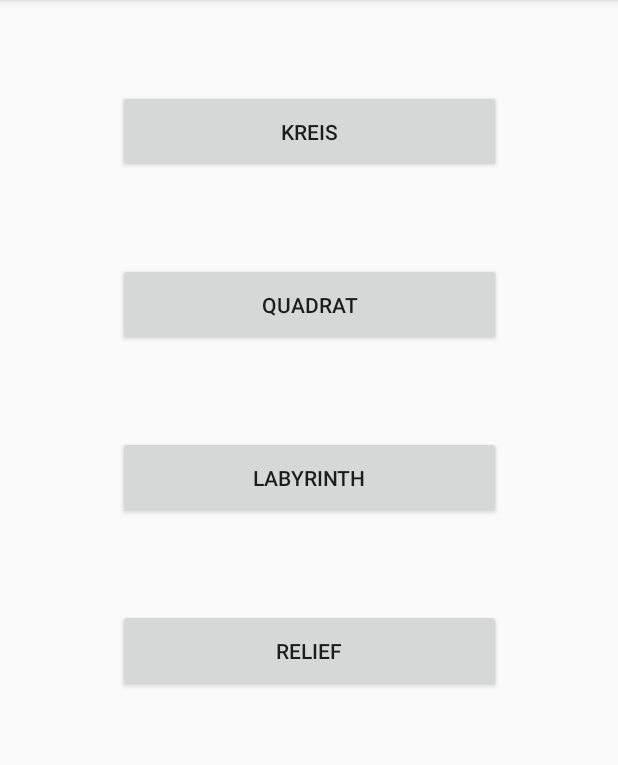
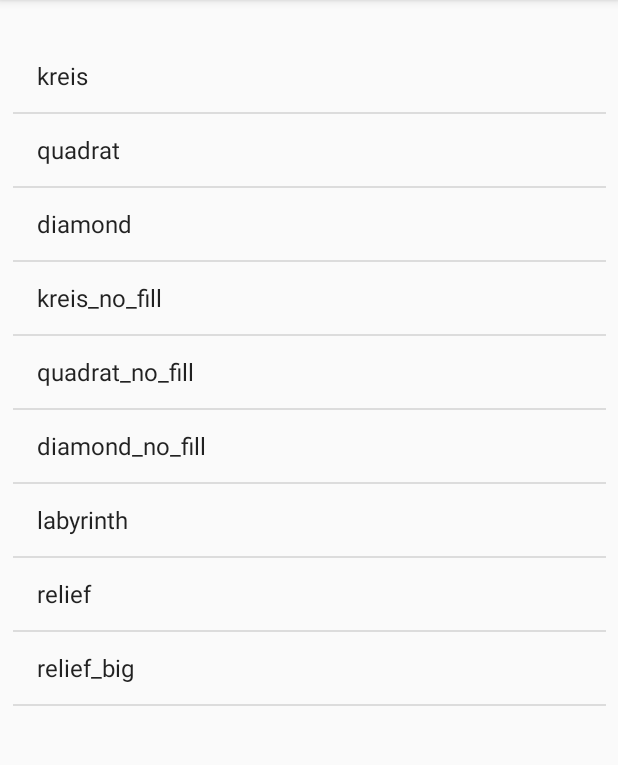
Before and after one commit to RehcubGames/TouchnikApp, an Android app: the StartMenu screen opened directly, with no data from a screen before it, on a phone screen of 412 x 824 dp, the part 84-849 px from its top. Run offline under Robolectric (Android 15) with nearby library versions, the phone set to English and light mode, and no system bars.

Commit message:
final Prototyp

```diff
--- a/app/src/main/java/de/rehcub/touchnik/StartMenu.java
+++ b/app/src/main/java/de/rehcub/touchnik/StartMenu.java
@@ -4,7 +4,10 @@ import android.content.Intent;
 import android.support.v7.app.AppCompatActivity;
 import android.os.Bundle;
 import android.view.View;
+import android.widget.AdapterView;
+import android.widget.ArrayAdapter;
 import android.widget.Button;
+import android.widget.ListView;
 import android.widget.TextView;
 
 public class StartMenu extends AppCompatActivity {
@@ -14,52 +17,24 @@ public class StartMenu extends AppCompatActivity {
         super.onCreate(savedInstanceState);
         setContentView(R.layout.activity_start_menu);
 
-        Button circleButton = (Button)findViewById(R.id.circleButton);
-        Button squareButton = (Button)findViewById(R.id.squareButton);
-        Button labyrinthButton = (Button)findViewById(R.id.labyrinthButton);
-        Button reliefButton = (Button)findViewById(R.id.reliefButton);
+        final ListView hapticViewList = findViewById(R.id.hapticViewList);
+
+        final String[] hapticNameArray =
+                {
+                  "kreis", "quadrat", "diamond", "kreis_no_fill", "quadrat_no_fill", "diamond_no_fill", "labyrinth", "relief", "relief_big"
+                };
+        ArrayAdapter<String> arrayAdapter = new ArrayAdapter(this, android.R.layout.simple_list_item_1 , hapticNameArray);
+
+
+        hapticViewList.setAdapter(arrayAdapter);
 
         final Intent intent1 = new Intent(this, HapticView.class);
-        intent1.putExtra("background", "kreis");
-        circleButton.setOnClickListener(new View.OnClickListener()
-        {
-            @Override
-            public void onClick(View v)
+        hapticViewList.setOnItemClickListener(new AdapterView.OnItemClickListener() {
+
+            public void onItemClick(AdapterView<?> parent, View view, int position, long id)
             {
+                intent1.putExtra("background",hapticNameArray[position]);
                 startActivity(intent1);
-            }
-        });
-
-        final Intent intent2 = new Intent(this, HapticView.class);
-        intent2.putExtra("background", "quadrat");
-        squareButton.setOnClickListener(new View.OnClickListener()
-        {
-            @Override
-            public void onClick(View v)
-            {
-                startActivity(intent2);
-            }
-        });
-
-        final Intent intent3 = new Intent(this, HapticView.class);
-        intent3.putExtra("background", "labyrinth");
-        labyrinthButton.setOnClickListener(new View.OnClickListener()
-        {
-            @Override
-            public void onClick(View v)
-            {
-                startActivity(intent3);
-            }
-        });
-
-        final Intent intent4 = new Intent(this, HapticView.class);
-        intent4.putExtra("background", "relief");
-        reliefButton.setOnClickListener(new View.OnClickListener()
-        {
-            @Override
-            public void onClick(View v)
-            {
-                startActivity(intent4);
             }
         });
     }
--- a/app/src/main/res/layout/activity_start_menu.xml
+++ b/app/src/main/res/layout/activity_start_menu.xml
@@ -6,59 +6,18 @@
     android:layout_height="match_parent"
     tools:context=".StartMenu">
 
-    <Button
-        android:id="@+id/circleButton"
-        android:layout_width="255dp"
-        android:layout_height="55dp"
+    <ListView
+        android:id="@+id/hapticViewList"
+        android:layout_width="395dp"
+        android:layout_height="715dp"
         android:layout_marginStart="8dp"
         android:layout_marginLeft="8dp"
-        android:layout_marginTop="60dp"
+        android:layout_marginTop="8dp"
         android:layout_marginEnd="8dp"
         android:layout_marginRight="8dp"
-        android:text="@string/kreis"
+        android:layout_marginBottom="8dp"
+        app:layout_constraintBottom_toBottomOf="parent"
         app:layout_constraintEnd_toEndOf="parent"
         app:layout_constraintStart_toStartOf="parent"
         app:layout_constraintTop_toTopOf="parent" />
-
-    <Button
-        android:id="@+id/squareButton"
-        android:layout_width="255dp"
-        android:layout_height="55dp"
-        android:layout_marginStart="8dp"
-        android:layout_marginLeft="8dp"
-        android:layout_marginTop="60dp"
-        android:layout_marginEnd="8dp"
-        android:layout_marginRight="8dp"
-        android:text="@string/quadrat"
-        app:layout_constraintEnd_toEndOf="parent"
-        app:layout_constraintStart_toStartOf="parent"
-        app:layout_constraintTop_toBottomOf="@+id/circleButton" />
-
-    <Button
-        android:id="@+id/labyrinthButton"
-        android:layout_width="255dp"
-        android:layout_height="55dp"
-        android:layout_marginStart="8dp"
-        android:layout_marginLeft="8dp"
-        android:layout_marginTop="60dp"
-        android:layout_marginEnd="8dp"
-        android:layout_marginRight="8dp"
-        android:text="@string/labyrinth"
-        app:layout_constraintEnd_toEndOf="parent"
-        app:layout_constraintStart_toStartOf="parent"
-        app:layout_constraintTop_toBottomOf="@+id/squareButton" />
-
-    <Button
-        android:id="@+id/reliefButton"
-        android:layout_width="255dp"
-        android:layout_height="55dp"
-        android:layout_marginStart="8dp"
-        android:layout_marginLeft="8dp"
-        android:layout_marginTop="60dp"
-        android:layout_marginEnd="8dp"
-        android:layout_marginRight="8dp"
-        android:text="@string/relief"
-        app:layout_constraintEnd_toEndOf="parent"
-        app:layout_constraintStart_toStartOf="parent"
-        app:layout_constraintTop_toBottomOf="@+id/labyrinthButton" />
 </android.support.constraint.ConstraintLayout>
```
Also changed, not shown: app/src/main/java/de/rehcub/touchnik/HapticView.java (+48 -61 lines).
